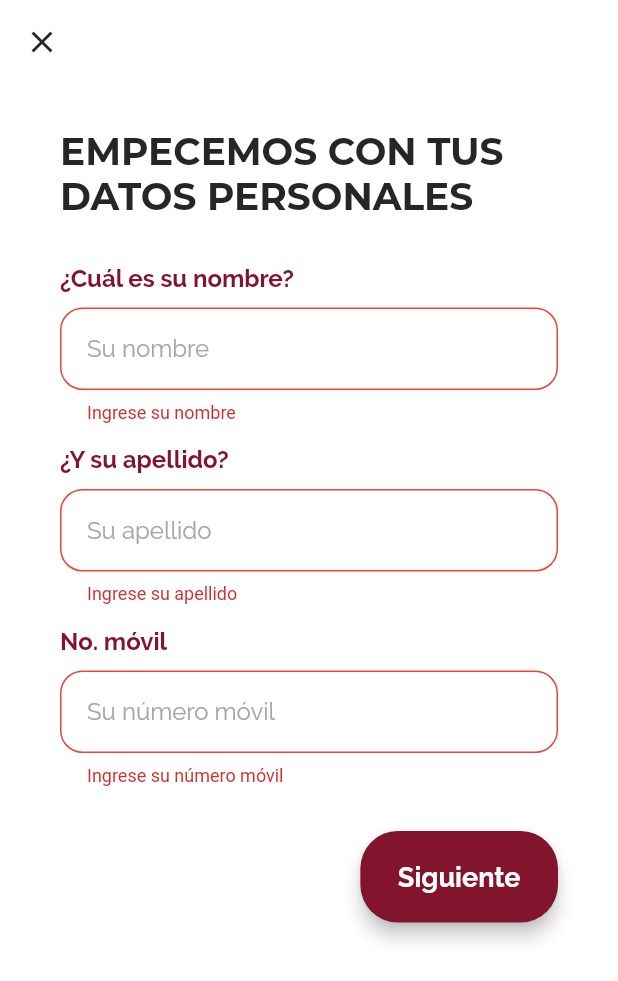
After one commit to castillorey/ESSADE, a Flutter app: the StepperRegisterPage screen opened directly, after a tap on "Siguiente", on a phone screen of 412 x 824 dp. The commit adds this screen. Shown: the top 981 px of the screen. Run offline on Flutter 3.47's test engine with Material 2 defaults, Android fonts, the phone set to English and light mode, and no system bars; our stand-ins replace charts_flutter, cloud_firestore, firebase_auth, firebase_storage, font_awesome_flutter, google_sign_in and 1 more; missing offline and left inert: dart:ffi; accounts and stored records are empty.

Commit message:
Finish Signup with email UI

```diff
--- a/ESSADE/lib/ui/register_code_page.dart
+++ b/ESSADE/lib/ui/register_code_page.dart
@@ -96,7 +96,7 @@ class _RegisterCodePageState extends State<RegisterCodePage> {
                   SizedBox(height: 30,),
                   LongButtonWidget(
                     textColor: essadePrimaryColor,
-                    text: 'Registrar',
+                    text: 'Validar',
                     onPressed: () {
                       if (_formKey.currentState.validate()){
                         _handleSubmit(context);
@@ -146,7 +146,7 @@ class _RegisterCodePageState extends State<RegisterCodePage> {
               Future.delayed(Duration(seconds: 3), () {
                 Navigator.of(context).pop(true);
               });
-              return InfoDialog(message: 'El código ingresado no es valido', icon: Icons.error);
+              return InfoDialogWidget(message: 'El código ingresado no es valido', icon: Icons.error);
             }
         );
       }
@@ -159,7 +159,7 @@ class _RegisterCodePageState extends State<RegisterCodePage> {
             Future.delayed(Duration(seconds: 3), () {
               Navigator.of(context).pop(true);
             });
-            return InfoDialog(message: 'Lo sentimos ha ocurrido un error :(', icon: Icons.error_outline);
+            return InfoDialogWidget(message: 'Lo sentimos ha ocurrido un error :(', icon: Icons.error_outline);
           }
       );
     }
--- /dev/null
+++ b/ESSADE/lib/ui/stepper_register_page.dart
@@ -0,0 +1,357 @@
+import 'package:essade/utilities/constants.dart';
+import 'package:essade/widgets/info_dialog.dart';
+import 'package:essade/widgets/simple_text_form_field_widget.dart';
+import 'package:flutter/material.dart';
+import 'package:flutter/services.dart';
+
+class StepperRegisterPage extends StatefulWidget {
+  @override
+  _StepperRegisterPageState createState() => _StepperRegisterPageState();
+}
+
+class _StepperRegisterPageState extends State<StepperRegisterPage> {
+  PageController _formsPageViewController = PageController();
+  TextEditingController nameInputController = TextEditingController();
+  TextEditingController lastnameInputController = TextEditingController();
+  TextEditingController emailInputController = TextEditingController();
+  TextEditingController mobileInputController = TextEditingController();
+  TextEditingController passwordInputController = TextEditingController();
+  TextEditingController repeatPasswordInputController = TextEditingController();
+  List _formSteps;
+  String name;
+  String lastname;
+  String email;
+  String mobile;
+  String password;
+
+  void _nextFormStep() {
+    _formsPageViewController.nextPage(
+      duration: Duration(milliseconds: 300),
+      curve: Curves.ease,
+    );
+  }
+
+  void _previousFormStep(){
+    _formsPageViewController.previousPage(
+      duration: Duration(milliseconds: 300),
+      curve: Curves.ease,
+    );
+  }
+
+  bool onWillPop() {
+    if (_formsPageViewController.page.round() ==
+        _formsPageViewController.initialPage) return true;
+
+    _formsPageViewController.previousPage(
+      duration: Duration(milliseconds: 300),
+      curve: Curves.ease,
+    );
+
+    return false;
+  }
+
+  @override
+  void initState() {
+    // TODO: implement initState
+    super.initState();
+
+
+    _formSteps = [
+      WillPopScope(
+        onWillPop: () => Future.sync(this.onWillPop),
+        child: Step1Container(context),
+      ),
+      WillPopScope(
+        onWillPop: () => Future.sync(this.onWillPop),
+        child: Step2Container(context),
+      ),
+    ];
+
+    name = '';
+    lastname = '' ;
+    email= '';
+    mobile = '';
+    password = '';
+
+  }
+
+  @override
+  Widget build(BuildContext context) {
+
+    return AnnotatedRegion<SystemUiOverlayStyle>(
+      value: SystemUiOverlayStyle.dark,
+      child: Scaffold(
+          backgroundColor: Colors.white,
+          appBar: AppBar(
+            leading: IconButton(
+              icon: Icon(Icons.close, color: essadeBlack),
+              onPressed: () => Navigator.of(context).pop(),
+            ),
+            backgroundColor: Colors.transparent,
+            brightness: Brightness.light,
+            elevation: 0.0,
+          ),
+          body: Container(
+              padding: EdgeInsets.symmetric(vertical: 10, horizontal: 30),
+              child: _buildBody()
+          )
+      ),
+    );
+  }
+
+  Widget _buildBody(){
+    double appBarHeight = AppBar().preferredSize.height;
+
+    return SingleChildScrollView(
+      child: Column(
+        mainAxisSize: MainAxisSize.min,
+        crossAxisAlignment: CrossAxisAlignment.start,
+        children: <Widget>[
+          Container(
+            height: MediaQuery.of(context).size.height - appBarHeight - 10,
+            child: PageView.builder(
+              controller: _formsPageViewController,
+              physics: NeverScrollableScrollPhysics(),
+              itemBuilder: (BuildContext context, int index) {
+                return _formSteps[index];
+              },
+            ),
+          ),
+        ],
+      ),
+    );
+  }
+
+  Widget Step2Container(BuildContext context){
+    final _formKey = GlobalKey<FormState>();
+    return Container(
+      padding: EdgeInsets.symmetric(horizontal: 10.0),
+      child: Form(
+        key: _formKey,
+        child: Column(
+          crossAxisAlignment: CrossAxisAlignment.start,
+          children: <Widget>[
+            Container(
+              margin: EdgeInsets.symmetric(vertical: 20.0),
+              //width: MediaQuery.of(context).size.width / 1.5,
+              child: Text(
+                'AHORA TUS CREDENCIALES DE INGRESO',
+                style: essadeH3(essadeBlack),
+              ),
+            ),
+            SizedBox(height: 10.0),
+            Text(
+              'Correo electrónico',
+              style: essadeH5(essadePrimaryColor),
+            ),
+            SimpleTextFormFieldWidget(
+              inputType: TextInputType.emailAddress,
+              editingController: emailInputController,
+              onChanged: () => _formKey.currentState.validate(),
+              validationText: 'Ingrese su correo electrónico',
+              hintText: 'Su correo electrónico',
+            ),
+            SizedBox(height: 5.0),
+            Row(
+              children: <Widget>[
+                Text(
+                  'Crea tu contraseña',
+                  style: essadeH5(essadePrimaryColor),
+                ),
+                SizedBox(width: 10.0),
+                GestureDetector(
+                  onTap: (){
+                    showDialog(
+                        context: context,
+                        builder: (context) {
+                          Future.delayed(Duration(seconds: 7), () {
+                            Navigator.of(context).pop(true);
+                          });
+                          return InfoDialogWidget(
+                              message: 'La contraseña debe:\n'
+                                  '* Tener al menos 8 caractéres\n'
+                                  '* Al menos una letra\n'
+                                  '* Y al menos un número\n',
+                              icon: Icons.warning
+                          );
+                        }
+                    );
+                  },
+                  child: Icon(
+                    Icons.info,
+                    color: essadeDarkGray,
+                  ),
+                )
+              ],
+            ),
+            SimpleTextFormFieldWidget(
+              obscureText: true,
+              inputType: TextInputType.visiblePassword,
+              editingController: passwordInputController,
+              onChanged: () => _formKey.currentState.validate(),
+              validationText: 'Ingrese una contraseña',
+              hintText: 'Nueva contraseña',
+            ),
+            SizedBox(height: 5.0),
+            Text(
+              'Solo para confirmar',
+              style: essadeH5(essadePrimaryColor),
+            ),
+            Container(
+              margin: EdgeInsets.symmetric(vertical: 10.0),
+              child: TextFormField(
+                obscureText: true,
+                controller: repeatPasswordInputController,
+                onChanged: (text) => _formKey.currentState.validate(),
+                validator: (String value){
+                  if (value.isEmpty)
+                    return 'Debe repetir la contraseña';
+
+                  if(value != passwordInputController.text)
+                    return 'Las contraseñas no coinciden';
+
+                  return null;
+                },
+                keyboardType: TextInputType.visiblePassword,
+                style: TextStyle(color: essadeBlack, fontFamily: 'Raleway'),
+                decoration: InputDecoration(
+                  hintText: 'Repetir contraseña',
+                  hintStyle: TextStyle(color: essadeGray, fontFamily: 'Raleway'),
+                  contentPadding: EdgeInsets.all(10.0),
+                  enabledBorder: essadeBorderErrorStyle(15.0, essadeGray.withOpacity(0.5)),
+                  focusedBorder: essadeBorderErrorStyle(15.0, essadePrimaryColor),
+                  errorBorder: essadeBorderErrorStyle(15.0, essadeErrorColor),
+                  focusedErrorBorder: essadeBorderErrorStyle(15.0, essadePrimaryColor),
+                ),
+              ),
+            ),
+            SizedBox(height: 20.0),
+            Row(
+              mainAxisAlignment: MainAxisAlignment.spaceBetween,
+              children: <Widget>[
+                _backButton(),
+                _nextButton(() {
+                  if(_formKey.currentState.validate()){
+                    setState(() {
+                      email = emailInputController.text;
+                      password = passwordInputController.text;
+                    });
+                    /*Hacer petición para registrar usuario*/
+                  }
+
+                })
+              ],
+            )
+          ],
+        ),
+      ),
+    );
+  }
+
+  Widget Step1Container(BuildContext context){
+    final _formKey = GlobalKey<FormState>();
+
+    return Container(
+      padding: EdgeInsets.symmetric(horizontal: 10.0),
+      child: Form(
+        key: _formKey,
+        child: Column(
+          crossAxisAlignment: CrossAxisAlignment.start,
+          children: <Widget>[
+            Container(
+              margin: EdgeInsets.symmetric(vertical: 20.0),
+              //width: MediaQuery.of(context).size.width / 1.5,
+              child: Text(
+                'EMPECEMOS CON TUS DATOS PERSONALES',
+                style: essadeH3(essadeBlack),
+              ),
+            ),
+            SizedBox(height: 10.0),
+            Text(
+              '¿Cuál es su nombre?',
+              style: essadeH5(essadePrimaryColor),
+            ),
+            SimpleTextFormFieldWidget(
+              inputType: TextInputType.text,
+              editingController: nameInputController,
+              onChanged: () => _formKey.currentState.validate(),
+              validationText: 'Ingrese su nombre',
+              hintText: 'Su nombre',
+            ),
+            SizedBox(height: 5.0),
+            Text(
+              '¿Y su apellido?',
+              style: essadeH5(essadePrimaryColor),
+            ),
+            SimpleTextFormFieldWidget(
+              inputType: TextInputType.text,
+              editingController: lastnameInputController,
+              onChanged: () => _formKey.currentState.validate(),
+              validationText: 'Ingrese su apellido',
+              hintText: 'Su apellido',
+            ),
+            SizedBox(height: 5.0),
+            Text(
+              'No. móvil',
+              style: essadeH5(essadePrimaryColor),
+            ),
+            SimpleTextFormFieldWidget(
+              inputType: TextInputType.number,
+              editingController: mobileInputController,
+              onChanged: () => _formKey.currentState.validate(),
+              validationText: 'Ingrese su número móvil',
+              hintText: 'Su número móvil',
+            ),
+            SizedBox(height: 20.0),
+            Row(
+              mainAxisAlignment: MainAxisAlignment.end,
+              children: <Widget>[
+                _nextButton(() {
+                  FocusScope.of(context).unfocus();
+                  if(_formKey.currentState.validate()){
+                    setState(() {
+                      name = nameInputController.text;
+                      lastname = lastnameInputController.text;
+                      mobile = mobileInputController.text;
+                    });
+                    _nextFormStep();
+                  }
+
+                })
+              ],
+            )
+          ],
+        ),
+      ),
+    );
+  }
+
+  Widget _backButton(){
+    return GestureDetector(
+      onTap: () => _previousFormStep(),
+      child: Container(
+        padding: EdgeInsets.symmetric(vertical: 20.0, horizontal: 25.0),
+        child: Text(
+          'Atrás',
+          style: essadeH4(essadePrimaryColor),
+        ),
+      ),
+    );
+  }
+
+  Widget _nextButton(Function onPressed){
+    return RaisedButton(
+      elevation: 5.0,
+      onPressed: onPressed,
+      padding: EdgeInsets.symmetric(vertical: 20.0, horizontal: 25.0),
+      shape: RoundedRectangleBorder(
+        borderRadius: BorderRadius.circular(25.0),
+      ),
+      color: essadePrimaryColor,
+      child: Text(
+        'Siguiente',
+        style: essadeH4(Colors.white),
+      ),
+    );
+  }
+}
--- a/ESSADE/lib/utilities/constants.dart
+++ b/ESSADE/lib/utilities/constants.dart
@@ -1,16 +1,39 @@
 import 'package:flutter/material.dart';
 
-essadeH2(color) => TextStyle(
+
+essadeTitle(Color color) => TextStyle(
+    fontFamily: 'Montserrat',
+    fontSize: 30,
+    fontWeight: FontWeight.bold,
+    color: color
+);
+
+essadeH3(Color color) => TextStyle(
+    fontFamily: 'Montserrat',
+    fontSize: 25,
+    fontWeight: FontWeight.bold,
+    color: color
+);
+
+
+essadeH2(Color color) => TextStyle(
   color: color,
   fontFamily: 'Montserrat',
   fontSize: 30.0,
   fontWeight: FontWeight.bold
 );
 
-essadeH4(color) => TextStyle(
+essadeH4(Color color) => TextStyle(
   color: color,
   fontFamily: 'Raleway',
   fontSize: 18.0,
+  fontWeight: FontWeight.bold,
+);
+
+essadeH5(Color color) => TextStyle(
+  color: color,
+  fontFamily: 'Raleway',
+  fontSize: 16.0,
   fontWeight: FontWeight.bold,
 );
 
--- a/ESSADE/lib/widgets/info_dialog.dart
+++ b/ESSADE/lib/widgets/info_dialog.dart
@@ -1,11 +1,11 @@
 import 'package:essade/utilities/constants.dart';
 import 'package:flutter/material.dart';
 
-class InfoDialog extends StatelessWidget {
+class InfoDialogWidget extends StatelessWidget {
   final String message;
   final IconData icon;
 
-  const InfoDialog({Key key, this.message, this.icon}) : super(key: key);
+  const InfoDialogWidget({Key key, this.message, this.icon}) : super(key: key);
 
 
   @override
--- a/ESSADE/lib/widgets/long_button_widget.dart
+++ b/ESSADE/lib/widgets/long_button_widget.dart
@@ -17,7 +17,6 @@ class LongButtonWidget extends StatelessWidget {
 
   @override
   Widget build(BuildContext context) {
-
     return Container(
       width: double.infinity,
       child: RaisedButton(
--- a/ESSADE/lib/widgets/or_log_sign_in_with_widget.dart
+++ b/ESSADE/lib/widgets/or_log_sign_in_with_widget.dart
@@ -9,11 +9,11 @@ class OrLogSignInWithWidget extends StatelessWidget {
   Widget build(BuildContext context) {
     return Container(
       padding: EdgeInsets.symmetric(horizontal: 20),
-      margin: EdgeInsets.symmetric(vertical: 20),
+      margin: EdgeInsets.symmetric(vertical: 15),
       child: Row(
         children: <Widget>[
           Text(
-            'O INCIAR CON',
+            'O',
             style: TextStyle(
               color: color,
               fontWeight: FontWeight.w400,
--- /dev/null
+++ b/ESSADE/lib/widgets/simple_text_form_field_widget.dart
@@ -0,0 +1,65 @@
+import 'package:essade/utilities/constants.dart';
+import 'package:flutter/material.dart';
+
+class SimpleTextFormFieldWidget extends StatelessWidget {
+  final TextEditingController editingController;
+  final VoidCallback onChanged;
+  final String validationText;
+  final String hintText;
+  final TextInputType inputType;
+  final bool obscureText;
+
+
+  const SimpleTextFormFieldWidget({Key key, this.editingController, this.onChanged, this.validationText, this.hintText, this.inputType, this.obscureText = false}) : super(key: key);
+  @override
+  Widget build(BuildContext context) {
+    return Container(
+      margin: EdgeInsets.symmetric(vertical: 10.0),
+      child: TextFormField(
+        obscureText: obscureText,
+        controller: editingController,
+        onChanged: (text) => onChanged(),
+        validator: (String value){
+          if (value.isEmpty)
+            return validationText;
+
+          if(inputType == TextInputType.emailAddress)
+            if(!validateEmail(value))
+              return 'Ingrese un Email válido';
+
+          if(inputType == TextInputType.visiblePassword)
+            if(!validatePassword(value))
+              return 'La contraseña no cumple con todos los criterios';
+
+          return null;
+        },
+        keyboardType: inputType,
+        style: TextStyle(color: essadeBlack, fontFamily: 'Raleway'),
+        decoration: InputDecoration(
+          hintText: hintText,
+          hintStyle: TextStyle(color: essadeGray, fontFamily: 'Raleway'),
+          contentPadding: EdgeInsets.all(18.0),
+          enabledBorder: essadeBorderErrorStyle(15.0, essadeGray.withOpacity(0.5)),
+          focusedBorder: essadeBorderErrorStyle(15.0, essadePrimaryColor),
+          errorBorder: essadeBorderErrorStyle(15.0, essadeErrorColor),
+          focusedErrorBorder: essadeBorderErrorStyle(15.0, essadePrimaryColor),
+        ),
+      ),
+    );
+  }
+
+  bool validateEmail(String value) {
+    Pattern pattern =
+        r'^(([^<>()[\]\\.,;:\s@\"]+(\.[^<>()[\]\\.,;:\s@\"]+)*)|(\".+\"))@((\[[0-9]{1,3}\.[0-9]{1,3}\.[0-9]{1,3}\.[0-9]{1,3}\])|(([a-zA-Z\-0-9]+\.)+[a-zA-Z]{2,}))$';
+    RegExp regex = new RegExp(pattern);
+    return (!regex.hasMatch(value)) ? false : true;
+  }
+
+  bool validatePassword(String value) {
+    Pattern pattern =
+        r'^(?=.*[A-Za-z])(?=.*\d)[A-Za-z\d]{8,}$';
+    RegExp regex = new RegExp(pattern);
+    return (!regex.hasMatch(value)) ? false : true;
+  }
+
+}
```
Also changed, not shown: ESSADE/lib/main.dart (+9 -0 lines), ESSADE/lib/ui/login_page.dart (+3 -11 lines), ESSADE/lib/ui/project_detail_page.dart (+0 -12 lines), ESSADE/lib/ui/signup_page.dart (+19 -14 lines), ESSADE/lib/widgets/quote_form_widget.dart (+81 -82 lines).
